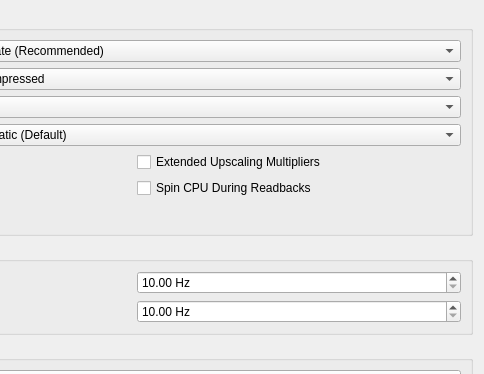
SgtBilko76/ARMSX2-Quest, file pcsx2-qt/Settings/GraphicsAdvancedSettingsTab.ui: the form before one commit; both pictures show x 216 to 700 and y 0 to 374 of the 700 by 605 pixel window.
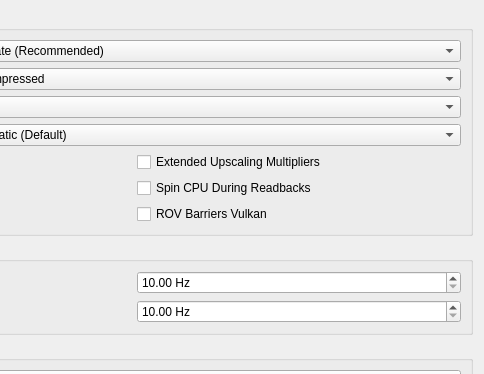
The form after the commit.

Diff of the .ui file:
```diff
--- a/pcsx2-qt/Settings/GraphicsAdvancedSettingsTab.ui
+++ b/pcsx2-qt/Settings/GraphicsAdvancedSettingsTab.ui
@@ -126,6 +126,13 @@
           </property>
          </widget>
         </item>
+        <item row="3" column="1">
+         <widget class="QCheckBox" name="rovBarriersVK">
+          <property name="text">
+           <string>ROV Barriers Vulkan</string>
+          </property>
+         </widget>
+        </item>
        </layout>
       </item>
       <item row="6" column="0">
```
Left out of the diff: 1 changed line with no effect on the pictures.
